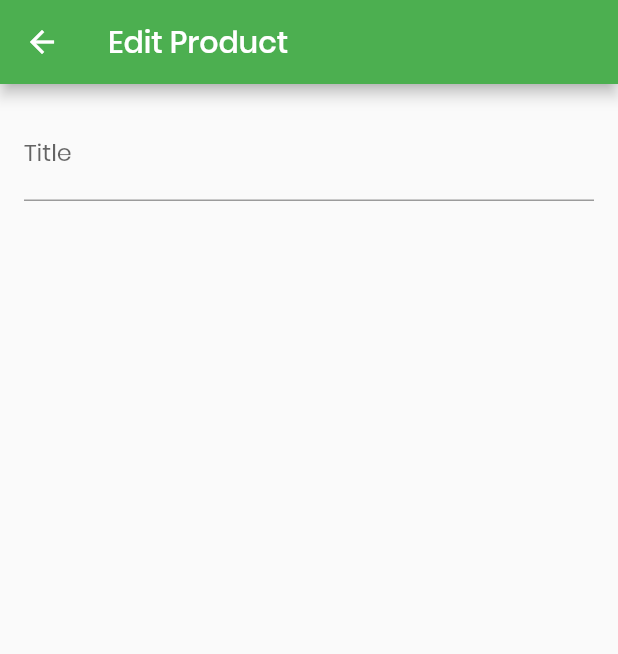
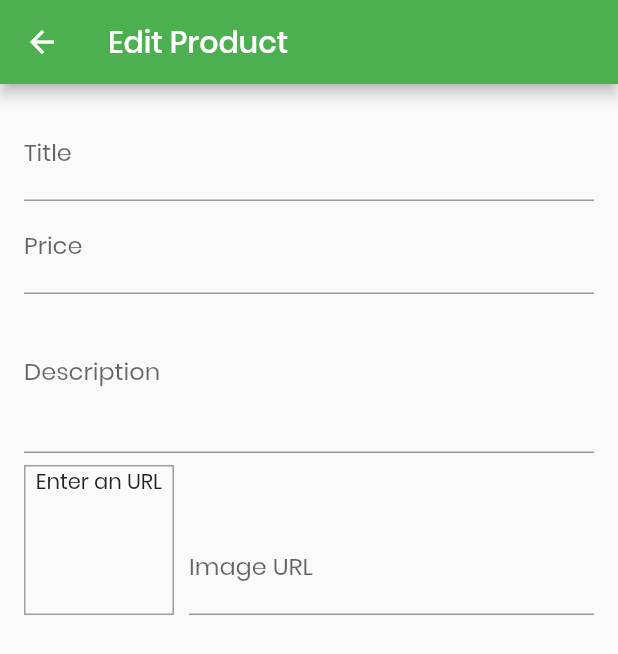
Before and after one commit to MatejKrcek/flutterShop, a Flutter app: the EditProductScreen screen opened by its route, on a phone screen of 412 x 824 dp. Shown: the top 654 px of the screen. Run offline on Flutter 3.47's test engine with Material 2 defaults, Android fonts, the phone set to English and light mode, and no system bars; network calls fail.

Commit message:
url input

```diff
--- a/lib/screens/edit_product_screen.dart
+++ b/lib/screens/edit_product_screen.dart
@@ -8,6 +8,34 @@ class EditProductScreen extends StatefulWidget {
 }
 
 class _EditProductScreenState extends State<EditProductScreen> {
+  final _priceFocusNode = FocusNode();
+  final _descriptionFocusNode = FocusNode();
+  final _imageUrlController = TextEditingController();
+  final _imageUrlFocusNode = FocusNode();
+
+  @override
+  void initState() {
+    _imageUrlFocusNode.addListener(_updateImageUrl);
+    super.initState();
+  }
+
+  void _updateImageUrl() {
+    if (!_imageUrlController.hasListeners) {
+      setState(() {});
+    }
+  }
+
+  @override
+  void dispose() {
+    _imageUrlFocusNode.removeListener(_updateImageUrl);
+    _priceFocusNode.dispose();
+    _descriptionFocusNode.dispose();
+    _imageUrlController.dispose();
+    _imageUrlFocusNode.dispose();
+
+    super.dispose();
+  }
+
   @override
   Widget build(BuildContext context) {
     return Scaffold(
@@ -22,6 +50,58 @@ class _EditProductScreenState extends State<EditProductScreen> {
               TextFormField(
                 decoration: InputDecoration(labelText: 'Title'),
                 textInputAction: TextInputAction.next,
+                onFieldSubmitted: (_) {
+                  FocusScope.of(context).requestFocus(_priceFocusNode);
+                },
+              ),
+              TextFormField(
+                decoration: InputDecoration(labelText: 'Price'),
+                textInputAction: TextInputAction.next,
+                keyboardType: TextInputType.number,
+                focusNode: _priceFocusNode,
+                onFieldSubmitted: (_) {
+                  FocusScope.of(context).requestFocus(_descriptionFocusNode);
+                },
+              ),
+              TextFormField(
+                decoration: InputDecoration(labelText: 'Description'),
+                maxLines: 3,
+                keyboardType: TextInputType.multiline,
+                focusNode: _descriptionFocusNode,
+              ),
+              Row(
+                crossAxisAlignment: CrossAxisAlignment.end,
+                children: <Widget>[
+                  Container(
+                    width: 100,
+                    height: 100,
+                    margin: EdgeInsets.only(
+                      right: 10,
+                      top: 8,
+                    ),
+                    decoration: BoxDecoration(
+                      border: Border.all(width: 1, color: Colors.grey),
+                    ),
+                    child: _imageUrlController.text.isEmpty
+                        ? Text(
+                            'Enter an URL',
+                            textAlign: TextAlign.center,
+                          )
+                        : FittedBox(
+                            child: Image.network(_imageUrlController.text,
+                                fit: BoxFit.cover),
+                          ),
+                  ),
+                  Expanded(
+                    child: TextFormField(
+                      decoration: InputDecoration(labelText: 'Image URL'),
+                      keyboardType: TextInputType.url,
+                      textInputAction: TextInputAction.done,
+                      controller: _imageUrlController,
+                      focusNode: _imageUrlFocusNode,
+                    ),
+                  ),
+                ],
               ),
             ],
           ),
```
